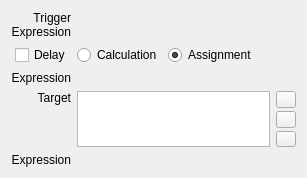
This is copasi/UI/CQEventWidget1.ui in copasi/COPASI as Qt 5 draws it before an edit. The edited form follows.
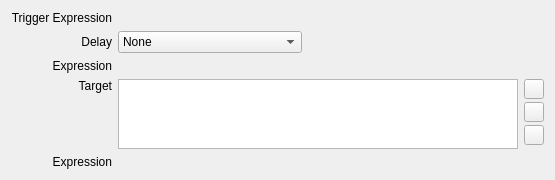
This is the edited form. Custom widgets are drawn as their Qt base class.

Commit message: Replaced Events Delay checkbox and radio buttons with comboBox. This addresses . . . TeamMeeting2011 Events: DONE Replace radio button by combo box -> "Calculate at assignment time" & "Calculate at trigger time"

Patch:
```diff
--- a/copasi/UI/CQEventWidget1.ui
+++ b/copasi/UI/CQEventWidget1.ui
@@ -17,8 +17,8 @@
    <rect>
     <x>0</x>
     <y>0</y>
-    <width>307</width>
-    <height>177</height>
+    <width>555</width>
+    <height>180</height>
    </rect>
   </property>
   <property name="sizePolicy">
@@ -62,39 +62,25 @@
      <widget class="QWidget" name="page_4"/>
     </widget>
    </item>
-   <item row="1" column="0" alignment="Qt::AlignRight">
-    <widget class="QCheckBox" name="mpCheckDelay">
-     <property name="sizePolicy">
-      <sizepolicy hsizetype="Preferred" vsizetype="Minimum">
-       <horstretch>0</horstretch>
-       <verstretch>0</verstretch>
-      </sizepolicy>
-     </property>
-     <property name="layoutDirection">
-      <enum>Qt::LeftToRight</enum>
-     </property>
-     <property name="text">
-      <string>Delay</string>
-     </property>
-    </widget>
-   </item>
    <item row="1" column="1">
     <layout class="QHBoxLayout" name="horizontalLayout">
      <item>
-      <widget class="QRadioButton" name="mpBtnDelayCalculation">
-       <property name="text">
-        <string>Calculation</string>
-       </property>
-      </widget>
-     </item>
-     <item>
-      <widget class="QRadioButton" name="mpBtnDelayAssignment">
-       <property name="text">
-        <string>Assignment</string>
-       </property>
-       <property name="checked">
-        <bool>true</bool>
-       </property>
+      <widget class="QComboBox" name="mpComboBoxDelay">
+       <item>
+        <property name="text">
+         <string>None</string>
+        </property>
+       </item>
+       <item>
+        <property name="text">
+         <string>Calculation and Assignment</string>
+        </property>
+       </item>
+       <item>
+        <property name="text">
+         <string>Assignment only</string>
+        </property>
+       </item>
       </widget>
      </item>
      <item>
@@ -112,25 +98,6 @@
      </item>
     </layout>
    </item>
-   <item row="2" column="0">
-    <widget class="QLabel" name="mpLabelDelayExpression">
-     <property name="sizePolicy">
-      <sizepolicy hsizetype="Preferred" vsizetype="Minimum">
-       <horstretch>0</horstretch>
-       <verstretch>0</verstretch>
-      </sizepolicy>
-     </property>
-     <property name="text">
-      <string>Expression</string>
-     </property>
-     <property name="alignment">
-      <set>Qt::AlignRight|Qt::AlignTop|Qt::AlignTrailing</set>
-     </property>
-     <property name="wordWrap">
-      <bool>false</bool>
-     </property>
-    </widget>
-   </item>
    <item row="2" column="1" colspan="2">
     <widget class="CQExpressionMmlStackedWidget" name="mpExpressionDelay">
      <property name="sizePolicy">
@@ -282,6 +249,38 @@
      <widget class="QWidget" name="page_2"/>
     </widget>
    </item>
+   <item row="2" column="0">
+    <widget class="QLabel" name="mpLabelDelayExpression">
+     <property name="sizePolicy">
+      <sizepolicy hsizetype="Preferred" vsizetype="Minimum">
+       <horstretch>0</horstretch>
+       <verstretch>0</verstretch>
+      </sizepolicy>
+     </property>
+     <property name="text">
+      <string>Expression</string>
+     </property>
+     <property name="alignment">
+      <set>Qt::AlignRight|Qt::AlignTop|Qt::AlignTrailing</set>
+     </property>
+     <property name="wordWrap">
+      <bool>false</bool>
+     </property>
+    </widget>
+   </item>
+   <item row="1" column="0">
+    <widget class="QLabel" name="mpLabelDelay">
+     <property name="layoutDirection">
+      <enum>Qt::LeftToRight</enum>
+     </property>
+     <property name="text">
+      <string>Delay</string>
+     </property>
+     <property name="alignment">
+      <set>Qt::AlignRight|Qt::AlignTrailing|Qt::AlignVCenter</set>
+     </property>
+    </widget>
+   </item>
   </layout>
  </widget>
  <layoutdefault spacing="6" margin="11"/>
```
Left out of the diff: 14 changed lines with no effect on the pictures. The commit also changes 2 other files.
